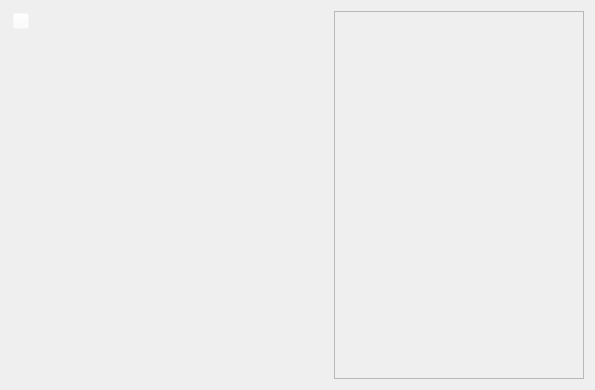
Old version of the form lib/kb4/ui/realtimeqcp/realtimeqcp.ui in the repository koshi8bit/lib.
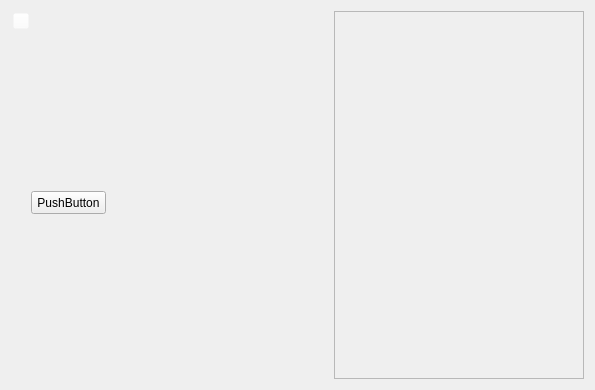
New version of the form. Icons and pictures are not drawn. Custom widgets are drawn as their Qt base class.

Diff of the .ui file:
```diff
--- a/lib/kb4/ui/realtimeqcp/realtimeqcp.ui
+++ b/lib/kb4/ui/realtimeqcp/realtimeqcp.ui
@@ -61,6 +61,19 @@
        <string>&lt;html&gt;&lt;head/&gt;&lt;body&gt;&lt;p&gt;&lt;span style=&quot; font-weight:600;&quot;&gt;Как масштабировать ось:&lt;/span&gt; навести курсор на ось и крутить колесико &lt;span style=&quot; font-style:italic;&quot;&gt;или &lt;/span&gt;сделать двойнок клик на ось и появятся настройки.&lt;br/&gt;Если нажать на правую кнопку мыши (ПКМ), то оси автоматически подстроятся под графики.&lt;/p&gt;&lt;p&gt;&lt;span style=&quot; font-weight:600;&quot;&gt;Режимы работы графика: &lt;/span&gt;Существует два основных режима: &lt;span style=&quot; font-style:italic;&quot;&gt;realtime&lt;/span&gt; и &lt;span style=&quot; font-style:italic;&quot;&gt;свободный&lt;/span&gt;. Режим изменяется двойным кликом мышки (ЛКМ) по области графика (см рисунок ниже).&lt;br/&gt;&lt;img src=&quot;:/ui/ui-realtimeqcp-mouse-area.PNG&quot;/&gt;&lt;/p&gt;&lt;p&gt;В режиме &lt;span style=&quot; font-style:italic;&quot;&gt;realtime&lt;/span&gt; показывается только последние несколько минут без возможности прокрутки оси времени, сбоку появится буква &lt;span style=&quot; font-style:italic;&quot;&gt;R (Realtime).&lt;br/&gt;&lt;/span&gt;&lt;img src=&quot;:/ui/ui-realtimeqcp-realtime.PNG&quot;/&gt;&lt;br/&gt;В этом режиме нельзя двигать ось времени влево или право, однако можно менять временной диапазон, смотри раздел &lt;span style=&quot; font-style:italic;&quot;&gt;Как масштабировать ось.&lt;/span&gt;&lt;span style=&quot; font-style:italic;&quot;&gt;&lt;br/&gt;&lt;/span&gt;В режиме &lt;span style=&quot; font-style:italic;&quot;&gt;свободный&lt;/span&gt; можно листать график по любым осям без ограничений, буквы &lt;span style=&quot; font-style:italic;&quot;&gt;R&lt;/span&gt; не будет.&lt;/p&gt;&lt;p&gt;&lt;span style=&quot; font-weight:600;&quot;&gt;Как включить курсор: &lt;/span&gt;нужно нажать правой кнопкой мыши (ПКМ) по области графика, и справа в легенде будет показано значение в позиции курсора.&lt;br/&gt;В этом режиме отображается надпись &lt;span style=&quot; font-style:italic;&quot;&gt;C1&lt;/span&gt;&lt;span style=&quot; font-style:italic;&quot;&gt;(Cursor 1) &lt;/span&gt;сбоку. &lt;br/&gt;&lt;img src=&quot;:/ui/ui-realtimeqcp-cursor0102.PNG&quot;/&gt;&lt;br/&gt;Так же можно активировать второй курсор нажатием на колесико мыши (СКМ) и это дает возможность&lt;br/&gt;посмотреть в легенде разницу между значениями под курсорами.&lt;br/&gt;Режим второго курсора отображается надписью &lt;span style=&quot; font-style:italic;&quot;&gt;C2&lt;/span&gt;&lt;span style=&quot; font-style:italic;&quot;&gt;(Cursor 2)&lt;/span&gt; сбоку.&lt;/p&gt;&lt;p&gt;&lt;span style=&quot; font-weight:600;&quot;&gt;Легенда: &lt;/span&gt;В легенде можно отключить видимость графика и изменить его цвет.&lt;/p&gt;&lt;/body&gt;&lt;/html&gt;</string>
       </property>
      </widget>
+     <widget class="QPushButton" name="pushButtonPrintScreen">
+      <property name="geometry">
+       <rect>
+        <x>20</x>
+        <y>180</y>
+        <width>75</width>
+        <height>23</height>
+       </rect>
+      </property>
+      <property name="text">
+       <string>PushButton</string>
+      </property>
+     </widget>
     </widget>
    </item>
    <item>
```
